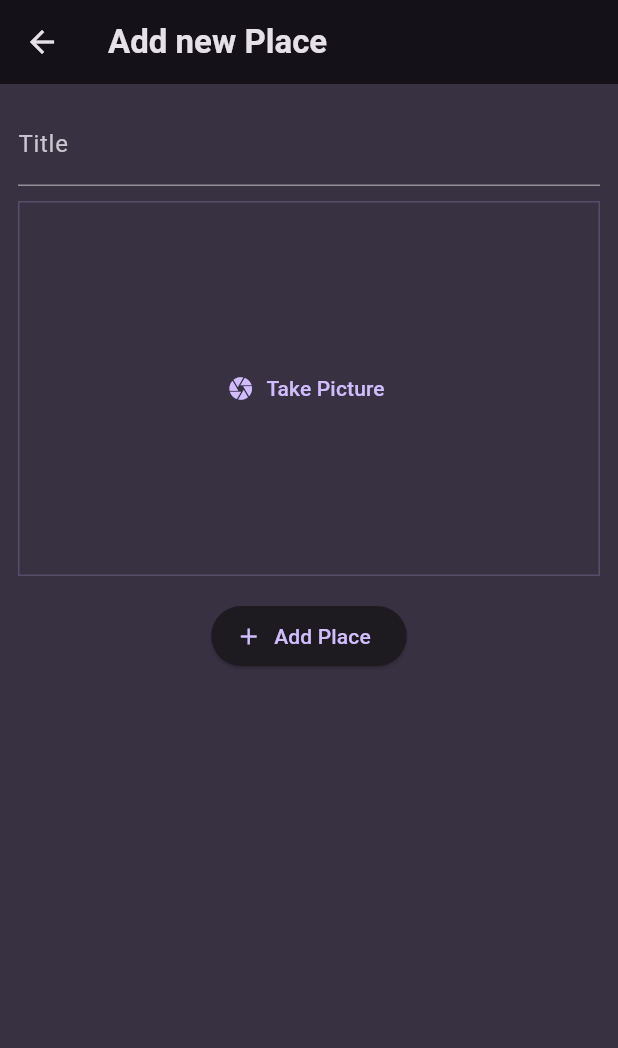
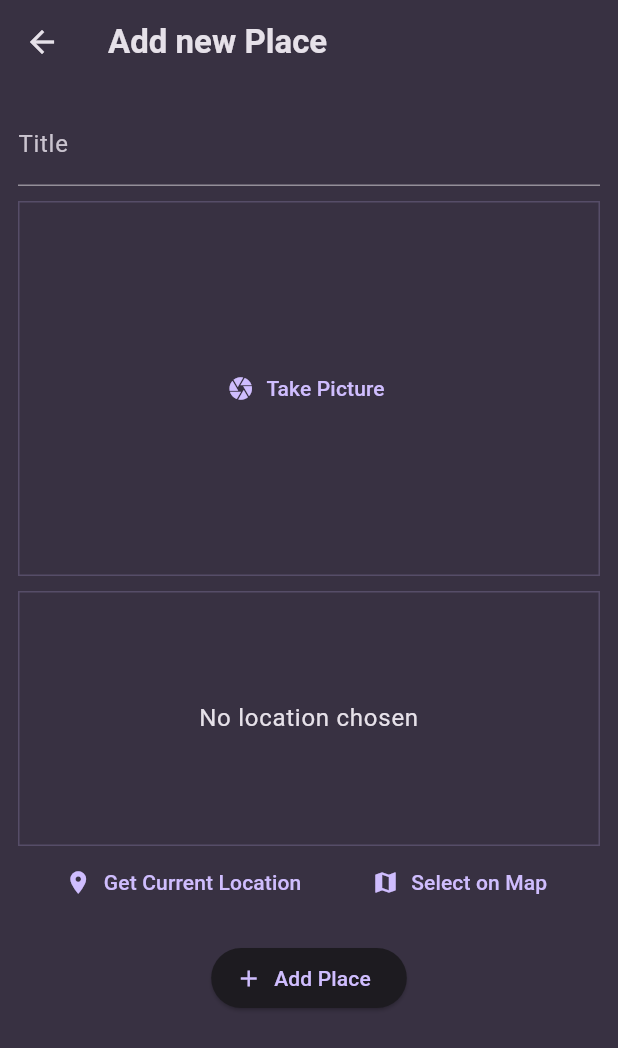
Before and after one commit to HossamEzzat/Fav_placeses_app, a Flutter app: the AddPlaceScreen screen opened directly, on a phone screen of 412 x 824 dp. Shown: the top 1048 px of the screen. Run offline on Flutter 3.47's test engine with Material 3 defaults, Android fonts, the phone set to English and light mode, and no system bars; our stand-ins replace flutter_riverpod, google_fonts, image_picker.

Commit message:
add location

```diff
--- a/lib/main.dart
+++ b/lib/main.dart
@@ -9,12 +9,11 @@ import 'package:google_fonts/google_fonts.dart';
 final colorScheme = ColorScheme.fromSeed(
   brightness: Brightness.dark,
   seedColor: const Color.fromARGB(255, 102, 6, 247),
-  background: const Color.fromARGB(255, 56, 49, 66),
+  surface: const Color.fromARGB(255, 56, 49, 66),
 );
 
 final theme = ThemeData().copyWith(
-  useMaterial3: true,
-  scaffoldBackgroundColor: colorScheme.background,
+  scaffoldBackgroundColor: colorScheme.surface,
   colorScheme: colorScheme,
   textTheme: GoogleFonts.ubuntuCondensedTextTheme().copyWith(
     titleSmall: GoogleFonts.ubuntuCondensed(
--- a/lib/screens/add_place.dart
+++ b/lib/screens/add_place.dart
@@ -5,6 +5,8 @@ import 'package:flutter_riverpod/flutter_riverpod.dart';
 
 import 'package:favourite_places/providers/user_places.dart';
 import 'package:favourite_places/widgets/image_input.dart';
+
+import '../widgets/location_input.dart';
 
 class AddPlaceScreen extends ConsumerStatefulWidget {
   const AddPlaceScreen({super.key});
@@ -58,6 +60,8 @@ class _AddPlaceScreenState extends ConsumerState<AddPlaceScreen> {
                 _selectedImage = image;
               },
             ),
+            const SizedBox(height: 10),
+            LocationInput(),
             const SizedBox(height: 16),
             ElevatedButton.icon(
               onPressed: _savePlace,
--- /dev/null
+++ b/lib/widgets/location_input.dart
@@ -0,0 +1,53 @@
+import 'package:flutter/material.dart';
+
+class LocationInput extends StatefulWidget {
+  const LocationInput({super.key});
+
+  @override
+  State<LocationInput> createState() {
+    return _LocationInputState();
+  }
+}
+
+class _LocationInputState extends State<LocationInput> {
+  @override
+  Widget build(BuildContext context) {
+    return Column(
+      children: [
+        Container(
+          height: 170,
+          width: double.infinity,
+          alignment: Alignment.center,
+          decoration: BoxDecoration(
+            border: Border.all(
+              width: 1,
+              color: Theme.of(context).colorScheme.primary.withValues(alpha: 0.2),
+            ),
+          ),
+          child: Text(
+            'No location chosen',
+            textAlign: TextAlign.center,
+            style: Theme.of(context).textTheme.bodyLarge!.copyWith(
+              color: Theme.of(context).colorScheme.onSurface,
+            ),
+          ),
+        ),
+        Row(
+          mainAxisAlignment: MainAxisAlignment.spaceEvenly,
+          children: [
+            TextButton.icon(
+              icon: const Icon(Icons.location_on),
+              label: const Text('Get Current Location'),
+              onPressed: () {},
+            ),
+            TextButton.icon(
+              icon: const Icon(Icons.map),
+              label: const Text('Select on Map'),
+              onPressed: () {},
+            ),
+          ],
+        ),
+      ],
+    );
+  }
+}
```
